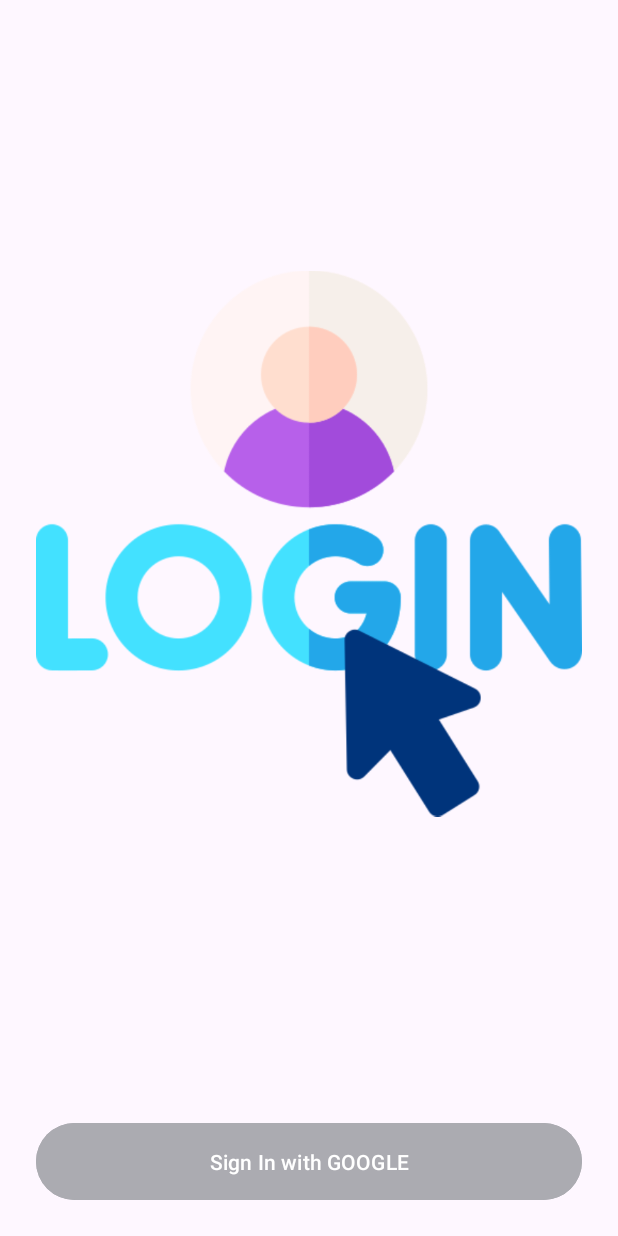
After one commit to KaranJadaun/SafetyFirst, an Android app: the LoginActivity screen opened directly, with no data from a screen before it, on a phone screen of 412 x 824 dp. The commit adds this screen. Run offline under Robolectric (Android 15) with nearby library versions, the phone set to English and light mode, and no system bars; our stand-ins replace Firebase (no records; nobody signed in at launch, a user with empty details on screens opened directly).

Commit message:
some new changes using login

```diff
--- /dev/null
+++ b/app/src/main/java/com/example/safetyfirst/LoginActivity.kt
@@ -0,0 +1,71 @@
+package com.example.safetyfirst
+
+import android.content.Intent
+import androidx.appcompat.app.AppCompatActivity
+import android.os.Bundle
+import android.util.Log
+import com.google.android.gms.auth.api.signin.GoogleSignIn
+import com.google.android.gms.auth.api.signin.GoogleSignInClient
+import com.google.android.gms.auth.api.signin.GoogleSignInOptions
+import com.google.android.gms.common.api.ApiException
+import com.google.firebase.auth.FirebaseAuth
+import com.google.firebase.auth.GoogleAuthProvider
+
+class LoginActivity : AppCompatActivity() {
+        private val RC_SIGN_IN = 89
+        private lateinit var googleSignInClient: GoogleSignInClient
+        override fun onCreate(savedInstanceState: Bundle?) {
+            super.onCreate(savedInstanceState)
+            setContentView(R.layout.activity_login)
+            // Configure Google Sign In
+            val gso = GoogleSignInOptions.Builder(GoogleSignInOptions.DEFAULT_SIGN_IN)
+                .requestEmail()
+                .build()
+
+            googleSignInClient = GoogleSignIn.getClient(this, gso)
+        }
+
+        fun signIn(view: android.view.View) {
+            val signInIntent = googleSignInClient.signInIntent
+            startActivityForResult(signInIntent, RC_SIGN_IN)
+        }
+
+        override fun onActivityResult(requestCode: Int, resultCode: Int, data: Intent?) {
+            super.onActivityResult(requestCode, resultCode, data)
+
+            // Result returned from launching the Intent from GoogleSignInApi.getSignInIntent(...);
+            if (requestCode == RC_SIGN_IN) {
+                val task = GoogleSignIn.getSignedInAccountFromIntent(data)
+                try {
+                    // Google Sign In was successful, authenticate with Firebase
+                    val account = task.getResult(ApiException::class.java)!!
+                    firebaseAuthWithGoogle(account.idToken!!)
+                } catch (e: ApiException) {
+                    Log.w("Fire89", "Google sign in failed", e)
+                }
+            }
+        }
+
+        private fun firebaseAuthWithGoogle(idToken: String) {
+
+            val auth = FirebaseAuth.getInstance()
+            val credential = GoogleAuthProvider.getCredential(idToken, null)
+            auth.signInWithCredential(credential)
+                .addOnCompleteListener(this) { task ->
+                    if (task.isSuccessful) {
+                        Log.d("Fire89", "signInWithCredential:success")
+
+                        /* SharedPref.putBoolean(PrefConstants.IS_USER_LOGGED_IN, true)*/
+
+                        val user = auth.currentUser
+
+                        startActivity(Intent(this, MainActivity::class.java))
+
+                        Log.d("Fire89", "firebaseAuthWithGoogle: ${user?.displayName}")
+
+                    } else {
+                        Log.w("Fire89", "signInWithCredential:failure", task.exception)
+                    }
+                }
+        }
+}
--- /dev/null
+++ b/app/src/main/res/layout/activity_login.xml
@@ -0,0 +1,39 @@
+<?xml version="1.0" encoding="utf-8"?>
+<androidx.constraintlayout.widget.ConstraintLayout xmlns:android="http://schemas.android.com/apk/res/android"
+    xmlns:app="http://schemas.android.com/apk/res-auto"
+    xmlns:tools="http://schemas.android.com/tools"
+    android:layout_width="match_parent"
+    android:layout_height="match_parent"
+    tools:context=".LoginActivity">
+
+    <ImageView
+        android:id="@+id/imageView"
+        android:layout_width="match_parent"
+        android:layout_height="0dp"
+        android:layout_margin="@dimen/_24dp"
+        android:layout_marginTop="84dp"
+        android:src="@drawable/ic_login"
+        app:layout_constraintEnd_toEndOf="parent"
+        app:layout_constraintStart_toStartOf="parent"
+        app:layout_constraintTop_toTopOf="parent"
+        app:layout_constraintBottom_toTopOf="@id/btn_continue"
+        android:contentDescription="@string/login" />
+
+    <com.google.android.material.button.MaterialButton
+        android:id="@+id/btn_continue"
+        android:layout_width="match_parent"
+        android:layout_height="wrap_content"
+        android:layout_margin="@dimen/_24dp"
+        android:backgroundTint="@color/material_dynamic_neutral70"
+        android:insetTop="0dp"
+        android:insetBottom="0dp"
+        android:onClick="signIn"
+        android:padding="@dimen/_16dp"
+        android:text="@string/sign_in_with_google"
+        app:cornerRadius="@dimen/_32dp"
+        app:layout_constraintBottom_toBottomOf="parent"
+        app:layout_constraintEnd_toEndOf="parent"
+        app:layout_constraintStart_toStartOf="parent"
+        app:layout_constraintTop_toBottomOf="@+id/imageView" />
+
+</androidx.constraintlayout.widget.ConstraintLayout>
--- a/app/src/main/res/values/dimens.xml
+++ b/app/src/main/res/values/dimens.xml
@@ -5,4 +5,5 @@
     <dimen name="_24sp">24sp</dimen>
     <dimen name="_8dp">8dp</dimen>
     <dimen name="_16sp">16sp</dimen>
+    <dimen name="_24dp">24dp</dimen>
 </resources>
--- a/app/src/main/res/values/strings.xml
+++ b/app/src/main/res/values/strings.xml
@@ -26,4 +26,6 @@
     <string name="_90">90%</string>
     <string name="_223m">223M</string>
     <string name="wifi">WiFi</string>
+    <string name="sign_in_with_google">Sign In with GOOGLE</string>
+    <string name="login">login</string>
 </resources>
```
Also changed, not shown: app/build.gradle (+16 -9 lines), app/src/main/AndroidManifest.xml (+27 -5 lines), app/src/main/java/com/example/safetyfirst/ContactModel.kt (+11 -11 lines), app/src/main/java/com/example/safetyfirst/SplashScreen.kt (added, +11 -0 lines), app/src/main/res/layout/activity_splash_screen.xml (added, +9 -0 lines), build.gradle (+7 -1 lines), gradle/libs.versions.toml (+12 -0 lines), app/src/main/res/drawable/ic_login.png (added), 1 other file.
